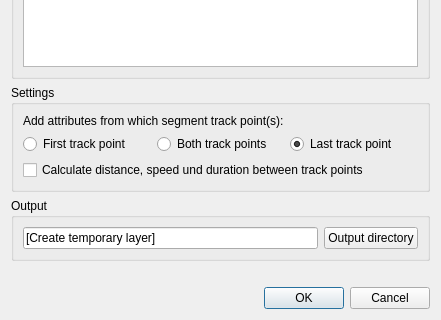
Qt form gpx_segment_importer_dialog_base.ui (SGroe/gpx-segment-importer) before a commit; both pictures show x 0 to 441 and y 172 to 492 of the 441 by 492 pixel window.
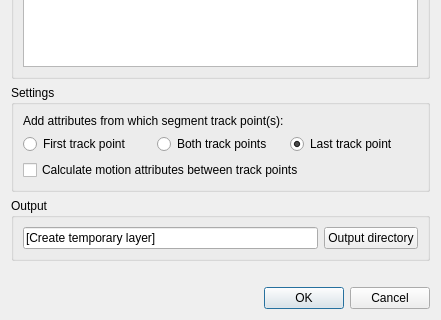
The same form after that commit.

Commit message: 3D features for track algorithm + UI

Diff of the .ui file:
```diff
--- a/gpx_segment_importer_dialog_base.ui
+++ b/gpx_segment_importer_dialog_base.ui
@@ -103,7 +103,7 @@
       <item>
        <widget class="QCheckBox" name="chkCalculateMotionAttributes">
         <property name="text">
-         <string>Calculate distance, speed und duration between track points</string>
+         <string>Calculate motion attributes between track points</string>
         </property>
        </widget>
       </item>
```
The commit also changes 3 other files.
